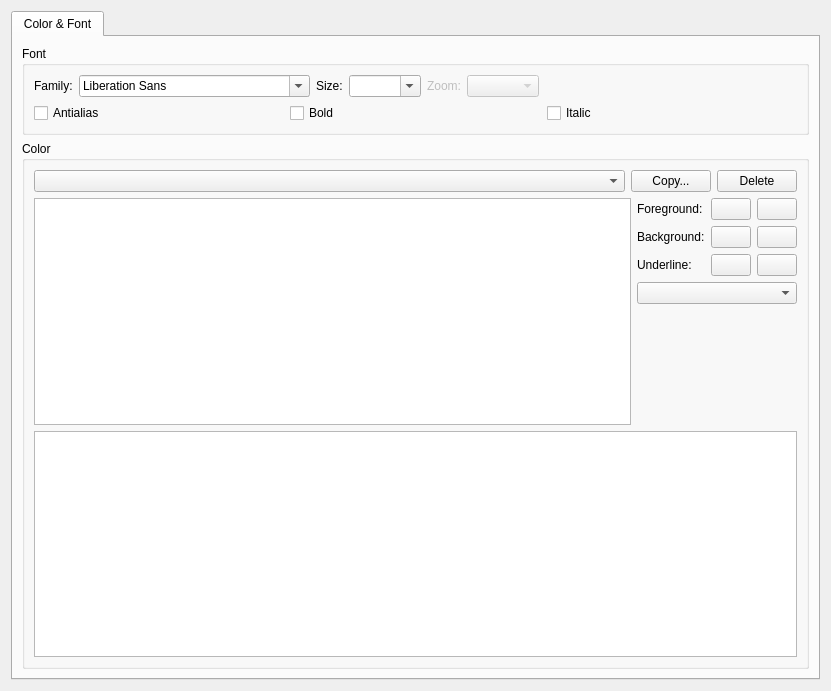
Above: lib/Config/FileEditor.ui from F8LEFT/ART before the change. Below: the same form after it.
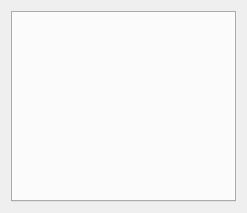
That is the form after the change. Icons and pictures are not drawn.

Commit message: Config: add GenScheme to set GeneralHighlight Config

Diff of the .ui file:
```diff
--- a/lib/Config/FileEditor.ui
+++ b/lib/Config/FileEditor.ui
@@ -6,323 +6,19 @@
    <rect>
     <x>0</x>
     <y>0</y>
-    <width>831</width>
-    <height>691</height>
+    <width>247</width>
+    <height>213</height>
    </rect>
   </property>
   <property name="windowTitle">
    <string>Form</string>
   </property>
-  <layout class="QGridLayout" name="gridLayout_3">
+  <layout class="QGridLayout" name="gridLayout">
    <item row="0" column="0">
     <widget class="QTabWidget" name="mTabWidget">
      <property name="currentIndex">
       <number>0</number>
      </property>
-     <widget class="QWidget" name="mColorAndFontTab">
-      <attribute name="title">
-       <string>Color &amp;&amp; Font</string>
-      </attribute>
-      <layout class="QGridLayout" name="gridLayout_4">
-       <item row="0" column="0">
-        <widget class="QGroupBox" name="mFontGroupBox">
-         <property name="title">
-          <string>Font</string>
-         </property>
-         <layout class="QGridLayout" name="gridLayout_2">
-          <item row="0" column="0">
-           <layout class="QHBoxLayout" name="horizontalLayout">
-            <item>
-             <widget class="QLabel" name="label">
-              <property name="text">
-               <string>Family:</string>
-              </property>
-             </widget>
-            </item>
-            <item>
-             <widget class="QFontComboBox" name="mFontComboBox"/>
-            </item>
-            <item>
-             <widget class="QLabel" name="label_2">
-              <property name="text">
-               <string>Size:</string>
-              </property>
-             </widget>
-            </item>
-            <item>
-             <widget class="QComboBox" name="mSizeComboBox">
-              <property name="editable">
-               <bool>true</bool>
-              </property>
-             </widget>
-            </item>
-            <item>
-             <widget class="QLabel" name="label_3">
-              <property name="enabled">
-               <bool>false</bool>
-              </property>
-              <property name="text">
-               <string>Zoom:</string>
-              </property>
-             </widget>
-            </item>
-            <item>
-             <widget class="QComboBox" name="mZoomCombobox">
-              <property name="enabled">
-               <bool>false</bool>
-              </property>
-             </widget>
-            </item>
-            <item>
-             <spacer name="horizontalSpacer">
-              <property name="orientation">
-               <enum>Qt::Horizontal</enum>
-              </property>
-              <property name="sizeHint" stdset="0">
-               <size>
-                <width>40</width>
-                <height>20</height>
-               </size>
-              </property>
-             </spacer>
-            </item>
-           </layout>
-          </item>
-          <item row="1" column="0">
-           <layout class="QHBoxLayout" name="horizontalLayout_6">
-            <item>
-             <widget class="QCheckBox" name="mAntialiasCheckBox">
-              <property name="text">
-               <string>Antialias</string>
-              </property>
-             </widget>
-            </item>
-            <item>
-             <widget class="QCheckBox" name="mBoldCheck">
-              <property name="text">
-               <string>Bold</string>
-              </property>
-             </widget>
-            </item>
-            <item>
-             <widget class="QCheckBox" name="mItalicCheck">
-              <property name="text">
-               <string>Italic</string>
-              </property>
-             </widget>
-            </item>
-           </layout>
-          </item>
-         </layout>
-        </widget>
-       </item>
-       <item row="1" column="0">
-        <widget class="QGroupBox" name="mColorGroupBox">
-         <property name="title">
-          <string>Color</string>
-         </property>
-         <layout class="QGridLayout" name="gridLayout">
-          <item row="0" column="0">
-           <layout class="QHBoxLayout" name="horizontalLayout_2">
-            <item>
-             <widget class="QComboBox" name="mSchemeComboBox"/>
-            </item>
-            <item>
-             <widget class="QPushButton" name="mCopyBtn">
-              <property name="sizePolicy">
-               <sizepolicy hsizetype="Fixed" vsizetype="Fixed">
-                <horstretch>0</horstretch>
-                <verstretch>0</verstretch>
-               </sizepolicy>
-              </property>
-              <property name="text">
-               <string>Copy...</string>
-              </property>
-             </widget>
-            </item>
-            <item>
-             <widget class="QPushButton" name="mDeleteBtn">
-              <property name="sizePolicy">
-               <sizepolicy hsizetype="Fixed" vsizetype="Fixed">
-                <horstretch>0</horstretch>
-                <verstretch>0</verstretch>
-               </sizepolicy>
-              </property>
-              <property name="text">
-               <string>Delete</string>
-              </property>
-             </widget>
-            </item>
-           </layout>
-          </item>
-          <item row="1" column="0">
-           <layout class="QHBoxLayout" name="horizontalLayout_7">
-            <item>
-             <widget class="QListWidget" name="mColorListWidget">
-              <property name="sizePolicy">
-               <sizepolicy hsizetype="Expanding" vsizetype="Expanding">
-                <horstretch>0</horstretch>
-                <verstretch>0</verstretch>
-               </sizepolicy>
-              </property>
-             </widget>
-            </item>
-            <item>
-             <layout class="QVBoxLayout" name="verticalLayout">
-              <item>
-               <layout class="QHBoxLayout" name="horizontalLayout_3">
-                <item>
-                 <widget class="QLabel" name="label_4">
-                  <property name="text">
-                   <string>Foreground:</string>
-                  </property>
-                 </widget>
-                </item>
-                <item>
-                 <widget class="QPushButton" name="mForegroundColorBtn">
-                  <property name="sizePolicy">
-                   <sizepolicy hsizetype="Fixed" vsizetype="Fixed">
-                    <horstretch>0</horstretch>
-                    <verstretch>0</verstretch>
-                   </sizepolicy>
-                  </property>
-                  <property name="styleSheet">
-                   <string notr="true"/>
-                  </property>
-                  <property name="text">
-                   <string/>
-                  </property>
-                 </widget>
-                </item>
-                <item>
-                 <widget class="QPushButton" name="mForegroundClearBtn">
-                  <property name="sizePolicy">
-                   <sizepolicy hsizetype="Fixed" vsizetype="Fixed">
-                    <horstretch>0</horstretch>
-                    <verstretch>0</verstretch>
-                   </sizepolicy>
-                  </property>
-                  <property name="text">
-                   <string/>
-                  </property>
-                  <property name="icon">
-                   <iconset resource="../../ART.qrc">
-                    <normaloff>:/images/close.png</normaloff>:/images/close.png</iconset>
-                  </property>
-                 </widget>
-                </item>
-               </layout>
-              </item>
-              <item>
-               <layout class="QHBoxLayout" name="horizontalLayout_4">
-                <item>
-                 <widget class="QLabel" name="label_5">
-                  <property name="text">
-                   <string>Background:</string>
-                  </property>
-                 </widget>
-                </item>
-                <item>
-                 <widget class="QPushButton" name="mBackgroundColorBtn">
-                  <property name="sizePolicy">
-                   <sizepolicy hsizetype="Fixed" vsizetype="Fixed">
-                    <horstretch>0</horstretch>
-                    <verstretch>0</verstretch>
-                   </sizepolicy>
-                  </property>
-                  <property name="text">
-                   <string/>
-                  </property>
-                 </widget>
-                </item>
-                <item>
-                 <widget class="QPushButton" name="mBackgroundClearBtn">
-                  <property name="sizePolicy">
-                   <sizepolicy hsizetype="Fixed" vsizetype="Fixed">
-                    <horstretch>0</horstretch>
-                    <verstretch>0</verstretch>
-                   </sizepolicy>
-                  </property>
-                  <property name="text">
-                   <string/>
-                  </property>
-                  <property name="icon">
-                   <iconset resource="../../ART.qrc">
-                    <normaloff>:/images/close.png</normaloff>:/images/close.png</iconset>
-                  </property>
-                 </widget>
-                </item>
-               </layout>
-              </item>
-              <item>
-               <layout class="QHBoxLayout" name="horizontalLayout_5">
-                <item>
-                 <widget class="QLabel" name="label_6">
-                  <property name="text">
-                   <string>Underline:</string>
-                  </property>
-                 </widget>
-                </item>
-                <item>
-                 <widget class="QPushButton" name="mUnderlineColorBtn">
-                  <property name="sizePolicy">
-                   <sizepolicy hsizetype="Fixed" vsizetype="Fixed">
-                    <horstretch>0</horstretch>
-                    <verstretch>0</verstretch>
-                   </sizepolicy>
-                  </property>
-                  <property name="text">
-                   <string/>
-                  </property>
-                 </widget>
-                </item>
-                <item>
-                 <widget class="QPushButton" name="mUnderlineClearBtn">
-                  <property name="sizePolicy">
-                   <sizepolicy hsizetype="Fixed" vsizetype="Fixed">
-                    <horstretch>0</horstretch>
-                    <verstretch>0</verstretch>
-                   </sizepolicy>
-                  </property>
-                  <property name="text">
-                   <string/>
-                  </property>
-                  <property name="icon">
-                   <iconset resource="../../ART.qrc">
-                    <normaloff>:/images/close.png</normaloff>:/images/close.png</iconset>
-                  </property>
-                 </widget>
-                </item>
-               </layout>
-              </item>
-              <item>
-               <widget class="QComboBox" name="mUnderlineCombobox"/>
-              </item>
-              <item>
-               <spacer name="verticalSpacer">
-                <property name="orientation">
-                 <enum>Qt::Vertical</enum>
-                </property>
-                <property name="sizeHint" stdset="0">
-                 <size>
-                  <width>20</width>
-                  <height>40</height>
-                 </size>
-                </property>
-               </spacer>
-              </item>
-             </layout>
-            </item>
-           </layout>
-          </item>
-          <item row="2" column="0">
-           <widget class="QPlainTextEdit" name="mColorEditor"/>
-          </item>
-         </layout>
-        </widget>
-       </item>
-      </layout>
-     </widget>
     </widget>
    </item>
   </layout>
```
Left out of the diff: 6 changed lines with no effect on the pictures. The commit also changes 18 other files.
